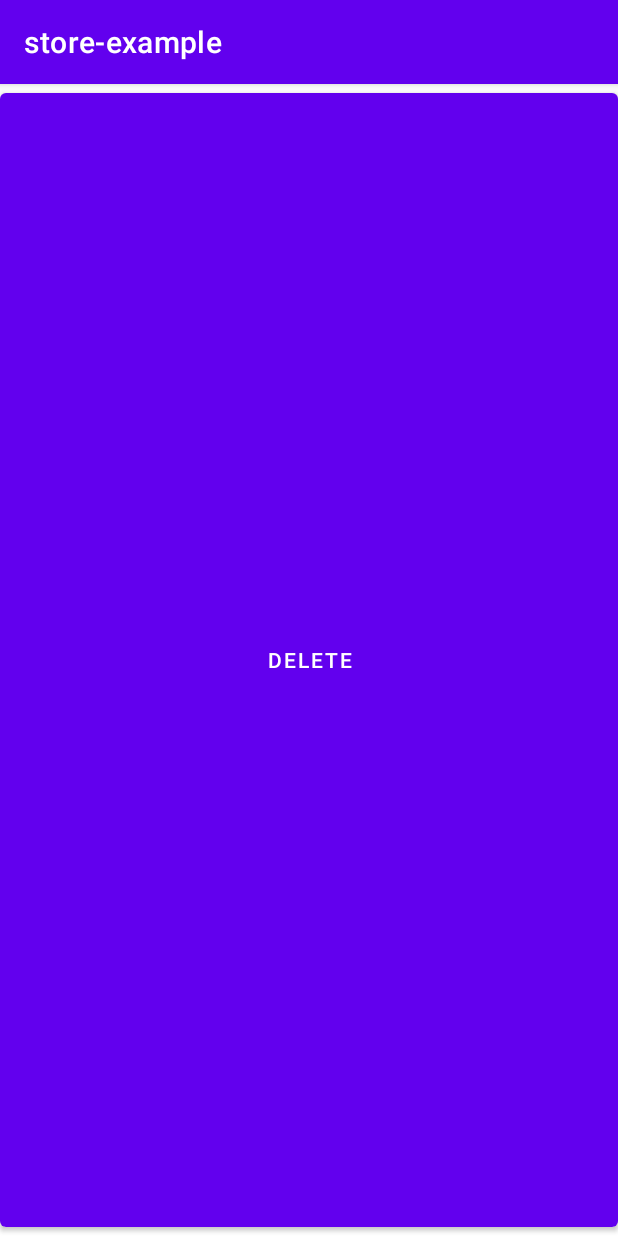
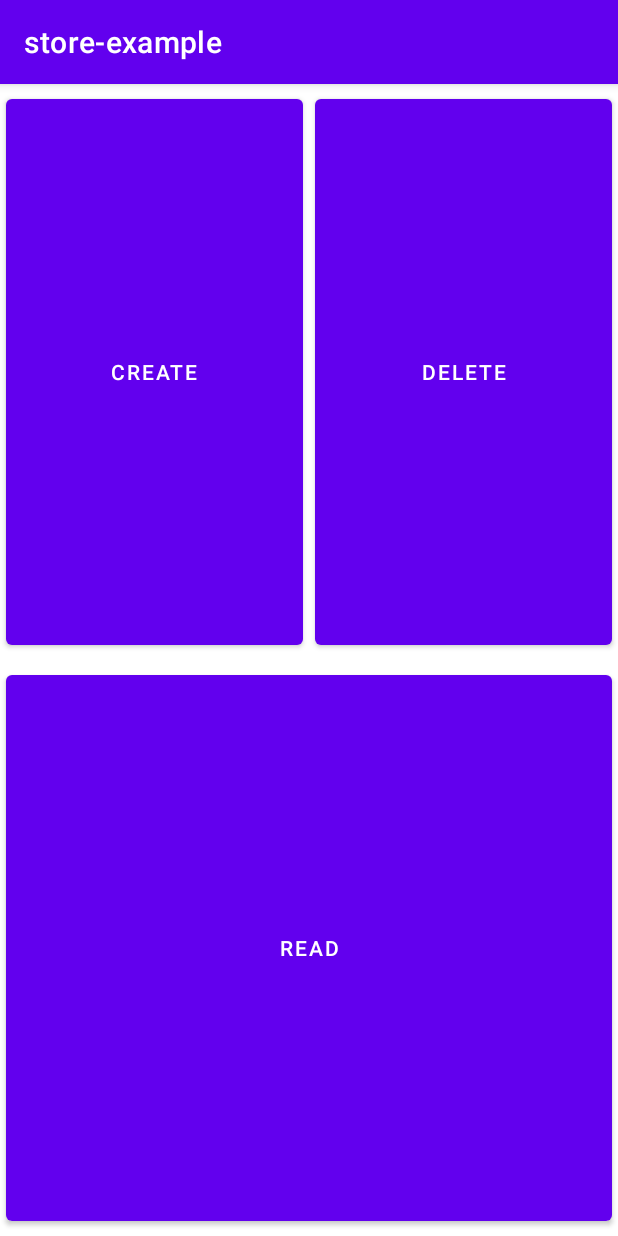
Before and after one commit to nosix/android-store-example, an Android app: the screen it shows after launch (MainActivity), on a phone screen of 412 x 824 dp. Run offline under Robolectric (Android 15) with nearby library versions, the phone set to English and light mode, and no system bars; 1 statement that could not run was skipped.

Commit message:
add create button and read button

```diff
--- a/app/src/main/java/jp/funmake/example/store/AppSpecificExternalStorage.kt
+++ b/app/src/main/java/jp/funmake/example/store/AppSpecificExternalStorage.kt
@@ -6,6 +6,7 @@ import android.util.Log
 import androidx.core.content.ContextCompat
 import java.io.File
 import java.io.FileInputStream
+import java.io.FileNotFoundException
 import java.io.FileOutputStream
 
 class AppSpecificExternalStorage {
@@ -51,17 +52,21 @@ class AppSpecificExternalStorage {
                 Log.d(TAG, "AppExternal read externalCacheDirs $it")
             }
 
-            // filesの一覧をFileで取得する
+            // files/Picturesの一覧をFileで取得する
             val pictureDir = context.getExternalFilesDir(Environment.DIRECTORY_PICTURES)
             pictureDir?.listFiles()?.forEach {
                 Log.d(TAG, "AppExternal read listFiles $it")
             }
-            // files/Pictures/fileを読み込む
-            FileInputStream(File(pictureDir, "file")).use {}
-
+            // cache/Picturesの一覧をFileで取得する
             val pictureCacheDir = File(context.externalCacheDir, Environment.DIRECTORY_PICTURES)
             pictureCacheDir.listFiles()?.forEach {
                 Log.d(TAG, "AppExternal read cache listFiles $it")
+            }
+            try {
+                // files/Pictures/fileを読み込む
+                FileInputStream(File(pictureDir, "file")).use {}
+            } catch (e : FileNotFoundException) {
+                Log.d(TAG, "AppExternal read file not found")
             }
         }
     }
--- a/app/src/main/java/jp/funmake/example/store/AppSpecificInternalStorage.kt
+++ b/app/src/main/java/jp/funmake/example/store/AppSpecificInternalStorage.kt
@@ -5,6 +5,7 @@ import android.os.Environment
 import android.util.Log
 import java.io.File
 import java.io.FileInputStream
+import java.io.FileNotFoundException
 import java.io.FileOutputStream
 
 class AppSpecificInternalStorage {
@@ -43,16 +44,19 @@ class AppSpecificInternalStorage {
         context.filesDir.walk().forEach {
             Log.d(TAG, "AppInternal read walk $it")
         }
-        // files/fileを読み込む
-        context.openFileInput("file").use {}
-        // files/Music/fileを読み込む
-        val musicDir = File(context.filesDir, Environment.DIRECTORY_MUSIC)
-        FileInputStream(File(musicDir, "file")).use {}
-
         // cache/Musicの一覧をFileで取得する
         val musicCacheDir = File(context.cacheDir, Environment.DIRECTORY_MUSIC)
         musicCacheDir.listFiles()?.forEach {
             Log.d(TAG, "AppInternal read cache listFiles $it")
+        }
+        try {
+            // files/fileを読み込む
+            context.openFileInput("file").use {}
+            // files/Music/fileを読み込む
+            val musicDir = File(context.filesDir, Environment.DIRECTORY_MUSIC)
+            FileInputStream(File(musicDir, "file")).use {}
+        } catch (e : FileNotFoundException) {
+            Log.d(TAG, "AppInternal read file not found")
         }
     }
 
--- a/app/src/main/java/jp/funmake/example/store/MainActivity.kt
+++ b/app/src/main/java/jp/funmake/example/store/MainActivity.kt
@@ -34,8 +34,6 @@ class MainActivity : AppCompatActivity() {
      * 負値を指定すると強制的にアロケートできない扱いにする。
      */
     private val requestAllocateSize = 1.MB
-
-    private var alreadyExecuted = false
 
     private val completedMessage = Channel<Unit>()
 
@@ -103,6 +101,15 @@ class MainActivity : AppCompatActivity() {
             }
         }
 
+        findViewById<Button>(R.id.createButton).setOnClickListener {
+            scope.launch {
+                appSpecificInternalStorage.create(this@MainActivity)
+                appSpecificExternalStorage.create(this@MainActivity)
+                if (hasPermissions(sharedMediaStorage.writePermissions)) {
+                    sharedMediaStorage.create(this@MainActivity)
+                }
+            }
+        }
         findViewById<Button>(R.id.deleteButton).setOnClickListener {
             scope.launch {
                 appSpecificInternalStorage.delete(this@MainActivity)
@@ -110,29 +117,17 @@ class MainActivity : AppCompatActivity() {
                 sharedMediaStorage.delete(this@MainActivity)
             }
         }
-        scope.launch {
-            appSpecificInternalStorage.create(this@MainActivity)
-            appSpecificInternalStorage.read(this@MainActivity)
-            appSpecificExternalStorage.create(this@MainActivity)
-            appSpecificExternalStorage.read(this@MainActivity)
-
-            if (IS_SUBSCRIBER) {
-                getContent("image/*")
-                getContent("audio/*")
-                getContent("application/*")
-            }
-        }
-    }
-
-    override fun onResume() {
-        super.onResume()
-
-        if (!alreadyExecuted) {
+        findViewById<Button>(R.id.readButton).setOnClickListener {
             scope.launch {
-                if (hasPermissions(sharedMediaStorage.permissions)) {
-                    sharedMediaStorage.create(this@MainActivity)
+                appSpecificInternalStorage.read(this@MainActivity)
+                appSpecificExternalStorage.read(this@MainActivity)
+                if (hasPermissions(sharedMediaStorage.readPermissions)) {
                     sharedMediaStorage.read(this@MainActivity)
-                    alreadyExecuted = true
+                }
+                if (IS_SUBSCRIBER) {
+                    getContent("image/*")
+                    getContent("audio/*")
+                    getContent("application/*")
                 }
             }
         }
--- a/app/src/main/java/jp/funmake/example/store/SharedMediaStorage.kt
+++ b/app/src/main/java/jp/funmake/example/store/SharedMediaStorage.kt
@@ -12,27 +12,25 @@ import android.util.Log
  */
 class SharedMediaStorage(onlySelfMedia: Boolean) {
 
-    val permissions = if (onlySelfMedia) {
-        when {
-            Build.VERSION.SDK_INT >= 29 -> emptyArray()
-            else -> arrayOf(
-                Manifest.permission.WRITE_EXTERNAL_STORAGE
-            )
-        }
+    val readPermissions = if (onlySelfMedia) {
+        emptyArray()
     } else {
         when {
             Build.VERSION.SDK_INT >= 33 -> arrayOf(
                 Manifest.permission.READ_MEDIA_IMAGES,
                 Manifest.permission.READ_MEDIA_AUDIO
             )
-            Build.VERSION.SDK_INT >= 29 -> arrayOf(
-                Manifest.permission.READ_EXTERNAL_STORAGE
-            )
             else -> arrayOf(
-                Manifest.permission.WRITE_EXTERNAL_STORAGE,
                 Manifest.permission.READ_EXTERNAL_STORAGE
             )
         }
+    }
+
+    val writePermissions = when {
+        Build.VERSION.SDK_INT >= 29 -> emptyArray()
+        else -> arrayOf(
+            Manifest.permission.WRITE_EXTERNAL_STORAGE
+        )
     }
 
     private val imagesUri
--- a/app/src/main/res/layout/activity_main.xml
+++ b/app/src/main/res/layout/activity_main.xml
@@ -7,13 +7,44 @@
     tools:context=".MainActivity">
 
     <Button
+        android:id="@+id/createButton"
+        android:layout_width="0dp"
+        android:layout_height="0dp"
+        android:layout_margin="4dp"
+        android:text="@string/text_create"
+        app:layout_constraintBottom_toTopOf="@id/guideline"
+        app:layout_constraintEnd_toStartOf="@id/deleteButton"
+        app:layout_constraintStart_toStartOf="parent"
+        app:layout_constraintTop_toTopOf="parent" />
+
+    <Button
         android:id="@+id/deleteButton"
         android:layout_width="0dp"
         android:layout_height="0dp"
+        android:layout_margin="4dp"
         android:text="@string/text_delete"
+        app:layout_constraintBottom_toTopOf="@id/guideline"
+        app:layout_constraintEnd_toEndOf="parent"
+        app:layout_constraintStart_toEndOf="@id/createButton"
+        app:layout_constraintTop_toTopOf="parent" />
+
+    <androidx.constraintlayout.widget.Guideline
+        android:id="@+id/guideline"
+        android:layout_width="0dp"
+        android:layout_height="0dp"
+        android:orientation="horizontal"
+        app:layout_constraintGuide_percent="0.5"
+        />
+
+    <Button
+        android:id="@+id/readButton"
+        android:layout_width="0dp"
+        android:layout_height="0dp"
+        android:layout_margin="4dp"
+        android:text="@string/text_read"
         app:layout_constraintBottom_toBottomOf="parent"
         app:layout_constraintEnd_toEndOf="parent"
         app:layout_constraintStart_toStartOf="parent"
-        app:layout_constraintTop_toTopOf="parent" />
+        app:layout_constraintTop_toBottomOf="@id/guideline" />
 
 </androidx.constraintlayout.widget.ConstraintLayout>
--- a/app/src/main/res/values/strings.xml
+++ b/app/src/main/res/values/strings.xml
@@ -1,4 +1,6 @@
 <resources>
     <string name="app_name">store-example</string>
     <string name="text_delete">Delete</string>
+    <string name="text_create">Create</string>
+    <string name="text_read">Read</string>
 </resources>
```
